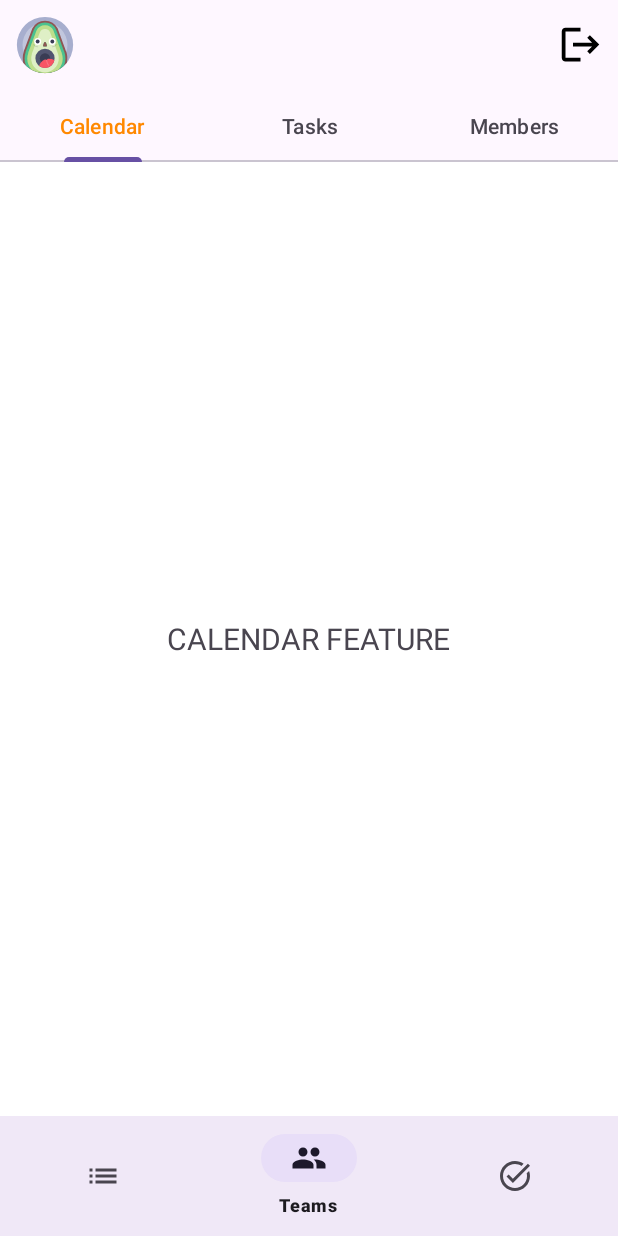
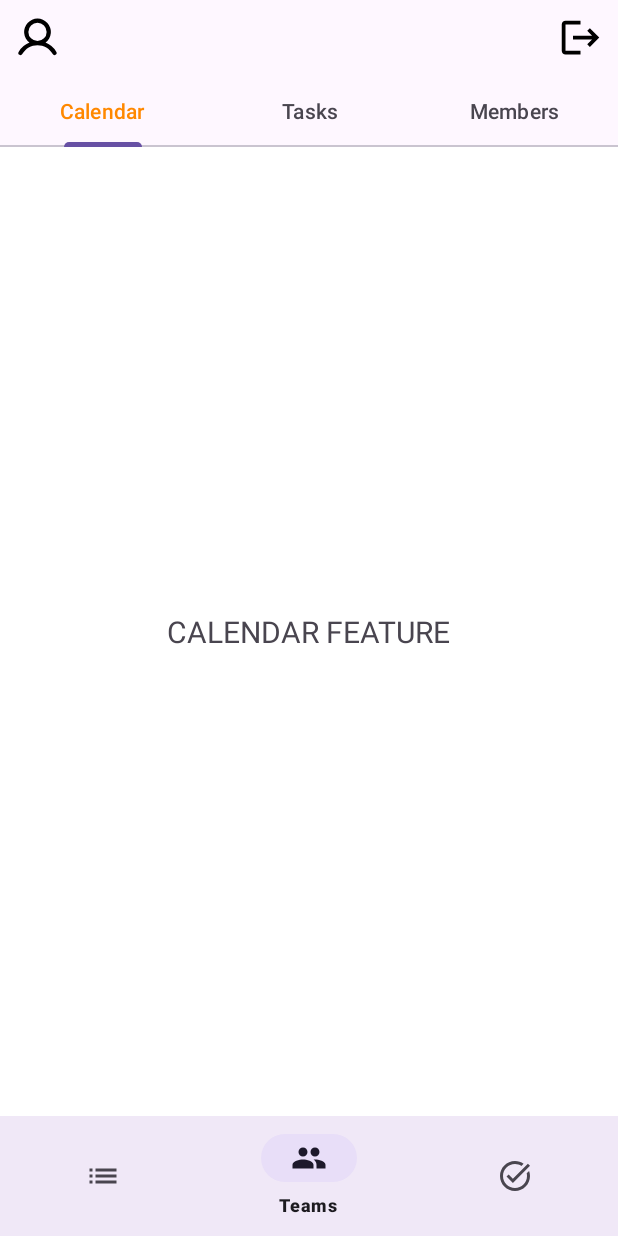
Before and after one commit to isaurus/ggmanager.frontend.android, an Android app: the HomeActivity screen opened directly, with no data from a screen before it, on a phone screen of 412 x 824 dp. Run offline under Robolectric (Android 15) with nearby library versions, the phone set to English and light mode, and no system bars; our stand-ins replace Dagger/Hilt's generated code, navigation-ui; 1 statement that could not run was skipped.

Commit message:
Avatar por defecto

```diff
--- a/app/src/main/java/com/isaac/ggmanager/data/repository/FirebaseAuthRepositoryImpl.java
+++ b/app/src/main/java/com/isaac/ggmanager/data/remote/FirebaseAuthRepositoryImpl.java
@@ -1,4 +1,4 @@
-package com.isaac.ggmanager.data.repository;
+package com.isaac.ggmanager.data.remote;
 
 import androidx.lifecycle.LiveData;
 import androidx.lifecycle.MutableLiveData;
--- a/app/src/main/java/com/isaac/ggmanager/data/repository/FirestoreUserRepositoryImpl.java
+++ b/app/src/main/java/com/isaac/ggmanager/data/remote/FirestoreUserRepositoryImpl.java
@@ -1,4 +1,4 @@
-package com.isaac.ggmanager.data.repository;
+package com.isaac.ggmanager.data.remote;
 
 import androidx.lifecycle.LiveData;
 import androidx.lifecycle.MutableLiveData;
--- a/app/src/main/java/com/isaac/ggmanager/di/AppModule.java
+++ b/app/src/main/java/com/isaac/ggmanager/di/AppModule.java
@@ -2,12 +2,12 @@ package com.isaac.ggmanager.di;
 
 import com.google.firebase.auth.FirebaseAuth;
 import com.google.firebase.firestore.FirebaseFirestore;
-import com.isaac.ggmanager.data.repository.FirestoreUserRepositoryImpl;
+import com.isaac.ggmanager.data.remote.FirestoreUserRepositoryImpl;
 import com.isaac.ggmanager.domain.repository.FirebaseAuthRepository;
 import com.isaac.ggmanager.domain.repository.FirestoreUserRepository;
 import com.isaac.ggmanager.domain.usecase.auth.CheckAuthenticatedUserUseCase;
 import com.isaac.ggmanager.domain.usecase.auth.GetAuthenticatedUserUseCase;
-import com.isaac.ggmanager.data.repository.FirebaseAuthRepositoryImpl;
+import com.isaac.ggmanager.data.remote.FirebaseAuthRepositoryImpl;
 import com.isaac.ggmanager.domain.usecase.home.SignOutUseCase;
 import com.isaac.ggmanager.domain.usecase.home.user.CreateUserUseCase;
 import com.isaac.ggmanager.domain.usecase.home.user.GetCurrentUserUseCase;
--- a/app/src/main/java/com/isaac/ggmanager/domain/usecase/home/user/UpdateUserUseCase.java
+++ b/app/src/main/java/com/isaac/ggmanager/domain/usecase/home/user/UpdateUserUseCase.java
@@ -18,6 +18,9 @@ public class UpdateUserUseCase {
     }
 
     public LiveData<Resource<Boolean>> execute(UserModel userModel){
+        if(userModel.getAvatar() == null){
+            userModel.setAvatar("ic_avatar_avocado");
+        }
         return firestoreUserRepository.updateUser(userModel);
     }
 }
--- a/app/src/main/java/com/isaac/ggmanager/ui/home/HomeActivity.java
+++ b/app/src/main/java/com/isaac/ggmanager/ui/home/HomeActivity.java
@@ -22,12 +22,8 @@ import dagger.hilt.android.AndroidEntryPoint;
 @AndroidEntryPoint
 public class HomeActivity extends AppCompatActivity {
 
-    // ViewBinding para acceder a los elementos de la UI
     private ActivityHomeBinding binding;
-
-    // NagivationController para navegar por la UI
     private NavController navController;
-
     private HomeViewModel homeViewModel;
 
     @Override
@@ -48,30 +44,29 @@ public class HomeActivity extends AppCompatActivity {
         if (navHostFragment != null){
             navController = navHostFragment.getNavController();
             NavigationUI.setupWithNavController(binding.bottomNavigation, navController);
-
-
-            UIVisibilityUtils.setupVisibilityListener(  // ¡NO ME ESCONDE EL LOGOUT DEL TOOLBAR!
-                    navController,
-                    new Integer[] { R.id.userProfileFragment, R.id.editUserProfileFragment },
-                    binding.linearLayout,
-                    binding.bottomNavigation
-            );
+            //hideAndShowBottomNavigation();
         }
-
         setUpToolbar();
     }
 
     private void setUpToolbar() {
-        // Configurar clic en el avatar
         binding.actionUserProfile.setOnClickListener(v -> {
-            // Navegar al perfil de usuario
-            // navController.navigate(R.id.userProfileFragment);
             startActivity(new Intent(this, UserProfileActivity.class));
         });
 
         binding.actionLogout.setOnClickListener(v -> signOut());
     }
 
+    /*
+    private void hideAndShowBottomNavigation(){
+        UIVisibilityUtils.setupVisibilityListener(
+                navController,
+                new Integer[] { R.id.userProfileFragment, R.id.editUserProfileFragment },
+                binding.linearLayout,
+                binding.bottomNavigation
+        );
+    }
+     */
 
     private void signOut() {
         homeViewModel.signOut();
@@ -83,7 +78,7 @@ public class HomeActivity extends AppCompatActivity {
     @Override
     protected void onDestroy() {
         super.onDestroy();
-        binding = null; // Limpiar la referencia de View Binding
+        binding = null;
     }
 
     @Override
--- a/app/src/main/java/com/isaac/ggmanager/ui/home/HomeViewModel.java
+++ b/app/src/main/java/com/isaac/ggmanager/ui/home/HomeViewModel.java
@@ -14,7 +14,6 @@ public class HomeViewModel extends ViewModel {
     private final SignOutUseCase signoutUseCase;
 
     @Inject
-
     public HomeViewModel(SignOutUseCase signoutUseCase) {
         this.signoutUseCase = signoutUseCase;
     }
--- a/app/src/main/java/com/isaac/ggmanager/ui/home/user/EditUserProfileActivity.java
+++ b/app/src/main/java/com/isaac/ggmanager/ui/home/user/EditUserProfileActivity.java
@@ -1,7 +1,6 @@
 package com.isaac.ggmanager.ui.home.user;
 
 import android.app.AlertDialog;
-import android.content.Intent;
 import android.os.Bundle;
 import android.widget.ArrayAdapter;
 import android.widget.AutoCompleteTextView;
@@ -15,7 +14,6 @@ import com.isaac.ggmanager.core.utils.CountryProviderUtils;
 import com.isaac.ggmanager.core.utils.DatePickerUtils;
 import com.isaac.ggmanager.core.utils.InsetsUtils;
 import com.isaac.ggmanager.core.utils.TextWatcherUtils;
-import com.isaac.ggmanager.core.utils.UIUserUtils;
 import com.isaac.ggmanager.databinding.ActivityEditUserProfileBinding;
 
 import java.util.Calendar;
--- a/app/src/main/res/drawable/ic_avatar_avocado_home.xml
+++ /dev/null
@@ -1,41 +0,0 @@
-<vector xmlns:android="http://schemas.android.com/apk/res/android" android:height="40dp" android:viewportHeight="128" android:viewportWidth="128" android:width="40dp">
-
-    <path android:fillColor="#a7aece" android:pathData="M64,64m-60,0a60,60 0,1 1,120 0a60,60 0,1 1,-120 0"/>
-
-    <path android:fillAlpha="0.3" android:fillColor="#ffffff" android:pathData="M64,64m-48,0a48,48 0,1 1,96 0a48,48 0,1 1,-96 0" android:strokeAlpha="0.3"/>
-
-    <path android:fillColor="#8f5653" android:pathData="M110.08,80.5l-0.88,-2.69c-2.89,-7.83 -17.3,-46.91 -17.78,-48l-0.5,-1.29H90.8a30,30 0,0 0,-53.6 0h-0.13l-0.52,1.36C35.51,32.44 19.07,77.1 19,77.42a47.49,47.49 0,0 0,-1.54 24.39,60 60,0 0,0 93.16,0 49.66,49.66 0,0 0,-0.5 -21.31Z"/>
-
-    <path android:fillColor="#4bc190" android:pathData="M23.45,108.21a60,60 0,0 0,81.1 0,43.38 43.38,0 0,0 0.84,-29.09l-0.14,-0.46c-4.87,-13.2 -16.91,-45.81 -17.49,-47.22l-0.05,-0.1a26,26 0,0 0,-47.42 0l0,0.08c-0.57,1.38 -16.82,45.28 -17.5,47.26a43.4,43.4 0,0 0,0.7 29.52Z"/>
-
-    <path android:fillAlpha="0.5" android:fillColor="#f8dc25" android:pathData="M99.57,80.59C93.23,63.4 83,35.81 82.23,33.78a20,20 0,0 0,-36.46 0C44.63,36.72 29.1,78.67 28.44,80.59a37.42,37.42 0,0 0,7 36.2,60.05 60.05,0 0,0 57.06,0A37.41,37.41 0,0 0,99.66 80.9Z" android:strokeAlpha="0.5"/>
-
-    <path android:fillAlpha="0.3" android:fillColor="#ffffff" android:pathData="M99.57,80.59C93.23,63.4 83,35.81 82.23,33.78a20,20 0,0 0,-36.46 0C44.63,36.72 29.1,78.67 28.44,80.59a37.42,37.42 0,0 0,7 36.2,60.05 60.05,0 0,0 57.06,0A37.41,37.41 0,0 0,99.66 80.9Z" android:strokeAlpha="0.3"/>
-
-    <path android:fillAlpha="0.5" android:fillColor="#ffffff" android:pathData="M64,122A29.49,29.49 0,0 1,36 83.13c0.67,-1.93 15.5,-42 17.11,-46.24a12,12 0,0 1,21.72 0c1.07,2.79 9.4,25.32 17.13,46.26l0,0.12A29.49,29.49 0,0 1,64 122Z" android:strokeAlpha="0.5"/>
-
-    <path android:fillColor="#515570" android:pathData="M64,92.5m-20.5,0a20.5,20.5 0,1 1,41 0a20.5,20.5 0,1 1,-41 0"/>
-
-    <path android:fillColor="#393c54" android:pathData="M64,92.5m-11,0a11,11 0,1 1,22 0a11,11 0,1 1,-22 0"/>
-
-    <path android:fillColor="#ffffff" android:pathData="M79.66,56.5m-7.49,0a7.49,7.49 0,1 1,14.98 0a7.49,7.49 0,1 1,-14.98 0"/>
-
-    <path android:fillAlpha="0.2" android:fillColor="#00000000" android:pathData="M48.34,68a11.46,11.46 0,0 1,-9.1 -4.48" android:strokeAlpha="0.2" android:strokeColor="#515570" android:strokeLineCap="round" android:strokeLineJoin="round" android:strokeWidth="2"/>
-
-    <path android:fillAlpha="0.2" android:fillColor="#00000000" android:pathData="M79.84,68a11.52,11.52 0,0 0,9.85 -5.56" android:strokeAlpha="0.2" android:strokeColor="#515570" android:strokeLineCap="round" android:strokeLineJoin="round" android:strokeWidth="2"/>
-
-    <path android:fillColor="#ffffff" android:pathData="M48.34,56.5m-7.49,0a7.49,7.49 0,1 1,14.98 0a7.49,7.49 0,1 1,-14.98 0"/>
-
-    <path android:fillColor="#f85565" android:pathData="M64,113A20.49,20.49 0,0 0,84.13 96.3,22.3 22.3,0 0,0 72,93.17c-0.54,0 -1.08,0 -1.63,0.11A2.07,2.07 0,0 0,68.63 95a1.2,1.2 0,0 1,-1.81 0.67A3.12,3.12 0,0 0,63.87 95a22.58,22.58 0,0 0,-12.49 13.66A20.36,20.36 0,0 0,64 113Z"/>
-
-    <path android:fillColor="#393c54" android:pathData="M79.66,56.5m-4.09,0a4.09,4.09 0,1 1,8.18 0a4.09,4.09 0,1 1,-8.18 0"/>
-
-    <path android:fillColor="#393c54" android:pathData="M48.34,56.5m-4.09,0a4.09,4.09 0,1 1,8.18 0a4.09,4.09 0,1 1,-8.18 0"/>
-
-    <path android:fillAlpha="0.2" android:fillColor="#ffffff" android:pathData="M68.29,95.5a1.16,1.16 0,0 1,-1.47 0.13,4.87 4.87,0 0,0 -0.59,-0.36c0.43,3.56 1.66,9.24 5.21,13.08a1,1 0,0 0,0.73 0.32,1 1,0 0,0 0.68,-0.27 1,1 0,0 0,0.06 -1.41C69.91,103.75 68.74,98.81 68.29,95.5Z" android:strokeAlpha="0.2"/>
-
-    <path android:fillColor="#4bc190" android:pathData="M61.68,59.51 L60,64.28A2,2 0,0 0,61.93 67h4.19a2,2 0,0 0,1.93 -2.72l-1.67,-4.77A2.49,2.49 0,0 0,61.68 59.51Z"/>
-
-    <path android:fillColor="#8f5653" android:pathData="M61.68,59.51 L60,64.28A2,2 0,0 0,61.93 67h4.19a2,2 0,0 0,1.93 -2.72l-1.67,-4.77A2.49,2.49 0,0 0,61.68 59.51Z"/>
-
-</vector>
--- a/app/src/main/res/drawable/ic_info.xml
+++ /dev/null
@@ -1,5 +0,0 @@
-<vector xmlns:android="http://schemas.android.com/apk/res/android" android:height="24dp" android:tint="#000000" android:viewportHeight="24" android:viewportWidth="24" android:width="24dp">
-
-    <path android:fillColor="@android:color/white" android:pathData="M11,7h2v2h-2V7zM11,11h2v6h-2V11zM12,2C6.48,2 2,6.48 2,12s4.48,10 10,10s10,-4.48 10,-10S17.52,2 12,2zM12,20c-4.41,0 -8,-3.59 -8,-8s3.59,-8 8,-8s8,3.59 8,8S16.41,20 12,20z"/>
-
-</vector>
--- a/app/src/main/res/drawable/ic_user_avatar.xml
+++ /dev/null
@@ -1,5 +0,0 @@
-<vector xmlns:android="http://schemas.android.com/apk/res/android" android:height="24dp" android:tint="#000000" android:viewportHeight="24" android:viewportWidth="24" android:width="24dp">
-
-    <path android:fillColor="@android:color/white" android:pathData="M13,8c0,-2.21 -1.79,-4 -4,-4S5,5.79 5,8s1.79,4 4,4S13,10.21 13,8zM15,10v2h3v3h2v-3h3v-2h-3V7h-2v3H15zM1,18v2h16v-2c0,-2.66 -5.33,-4 -8,-4S1,15.34 1,18z"/>
-
-</vector>
--- a/app/src/main/res/layout/activity_home.xml
+++ b/app/src/main/res/layout/activity_home.xml
@@ -19,7 +19,8 @@
             android:layout_width="wrap_content"
             android:layout_height="wrap_content"
             android:padding="10dp"
-            android:src="@drawable/ic_avatar_avocado_home" />
+            android:layout_gravity="center_vertical"
+            android:src="@drawable/ic_user_profile" />
 
         <Space
             android:layout_width="wrap_content"
--- a/app/src/main/res/navigation/nav_home.xml
+++ b/app/src/main/res/navigation/nav_home.xml
@@ -24,9 +24,6 @@
             app:exitAnim="@anim/slide_out_left"
             app:popEnterAnim="@anim/slide_in_left"
             app:popExitAnim="@anim/slide_out_right"/>
-        <action
-            android:id="@+id/action_teamContainerFragment_to_userProfileFragment"
-            app:destination="@id/userProfileFragment"/>
     </fragment>
 
     <fragment
@@ -52,32 +49,5 @@
             app:enterAnim="@anim/slide_in_left"
             app:exitAnim="@anim/slide_out_right"/>
     </fragment>
-    <fragment
-        android:id="@+id/userProfileFragment"
-        android:name="com.isaac.ggmanager.ui.home.userprofile.UserProfileFragment"
-        android:label="UserProfileFragment"
-        tools:layout="@layout/fragment_user_profile">
-        <action
-            android:id="@+id/action_userProfileFragment_to_editUserProfileFragment"
-            app:destination="@id/editUserProfileFragment"
-            app:enterAnim="@anim/slide_in_right"
-            app:exitAnim="@anim/slide_out_left" />
-        <action
-            android:id="@+id/action_userProfileFragment_to_teamContainerFragment"
-            app:destination="@id/teamContainerFragment"
-            app:enterAnim="@anim/slide_in_left"
-            app:exitAnim="@anim/slide_out_right"/>
-    </fragment>
-    <fragment
-        android:id="@+id/editUserProfileFragment"
-        android:name="com.isaac.ggmanager.ui.home.userprofile.EditUserProfileFragment"
-        android:label="EditUserProfileFragment"
-        tools:layout="@layout/fragment_edit_user_profile">
-        <action
-            android:id="@+id/action_editUserProfileFragment_to_userProfileFragment"
-            app:destination="@id/userProfileFragment"
-            app:enterAnim="@anim/slide_in_left"
-            app:exitAnim="@anim/slide_out_right"/>
-    </fragment>
 
 </navigation>
```
Also changed, not shown: app/src/main/java/com/isaac/ggmanager/core/Constants.java (added, +10 -0 lines), app/src/main/java/com/isaac/ggmanager/ui/home/user/EditUserProfileViewModel.java (+12 -5 lines), app/src/main/java/com/isaac/ggmanager/ui/home/user/UserProfileActivity.java (+0 -7 lines), app/src/main/res/drawable/ic_user_profile.xml (+2 -30 lines), app/src/main/res/layout/fragment_edit_user_profile.xml (deleted, +0 -115 lines), app/src/main/res/layout/fragment_user_profile.xml (deleted, +0 -111 lines).
